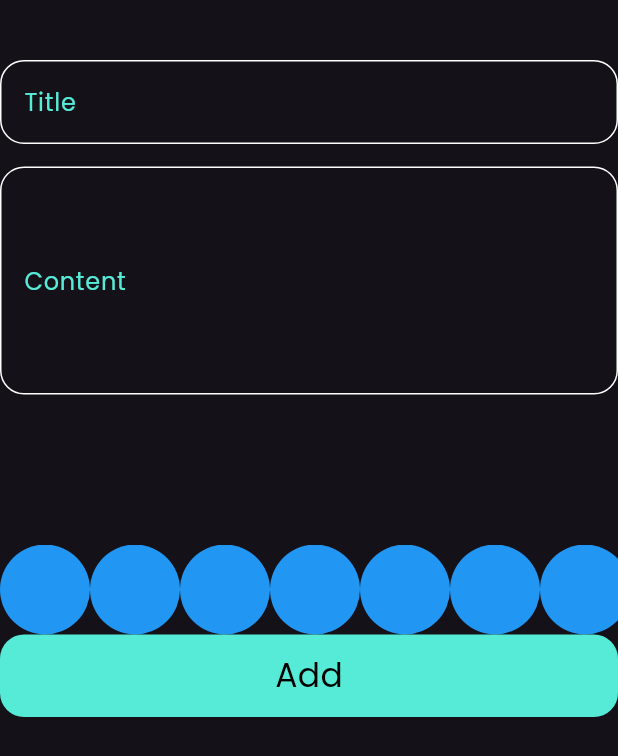
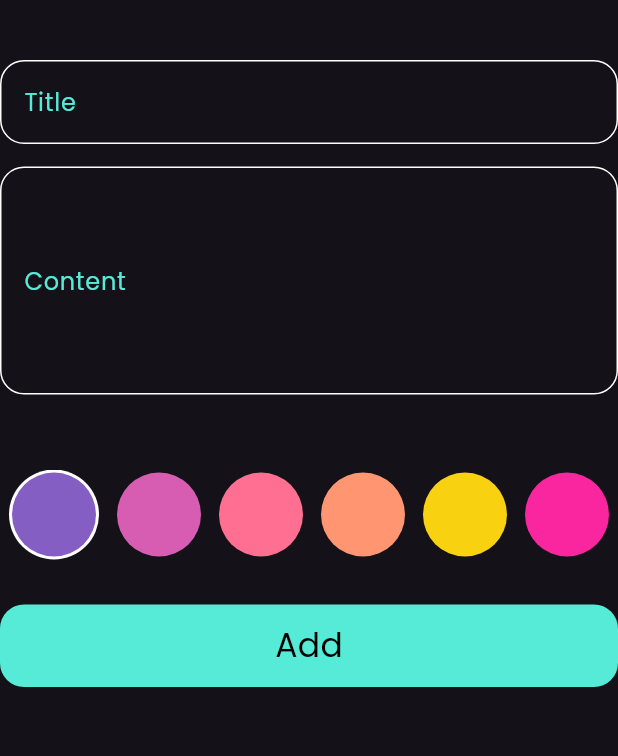
Before and after one commit to abdulrhmanhassan/note_app, a Flutter app: the AddNoteForm widget shown alone on an empty page, opened directly, on a phone screen of 412 x 824 dp. Shown: the top 756 px of the screen. Run offline on Flutter 3.47's test engine with Material 3 defaults, Android fonts, the phone set to English and light mode, and no system bars; our stand-ins replace bloc, flutter_bloc, hive, hive_flutter; accounts and stored records are empty.

Commit message:
colors list view part 2

```diff
--- a/lib/widgets/add_note_form.dart
+++ b/lib/widgets/add_note_form.dart
@@ -1,6 +1,5 @@
 import 'package:a/cubits/add_note_cubit/add_note_cubit.dart';
 import 'package:a/models/note_model.dart';
-import 'package:a/widgets/color_item.dart';
 import 'package:a/widgets/colors_list_view.dart';
 import 'package:flutter/material.dart';
 import 'package:flutter_bloc/flutter_bloc.dart';
@@ -53,11 +52,15 @@ class _AddNoteFormState extends State<AddNoteForm> {
             maxLine: 5,
           ),
           const SizedBox(
-            height: 100,
+            height: 50,
           ),
 
           //  List of Colors
           const ColorsListView(),
+
+          const SizedBox(
+            height: 30,
+          ),
 
           // Add button
           BlocBuilder<AddNoteCubit, AddNoteState>(
--- a/lib/widgets/color_item.dart
+++ b/lib/widgets/color_item.dart
@@ -1,13 +1,24 @@
 import 'package:flutter/material.dart';
 
 class ColorItem extends StatelessWidget {
-  const ColorItem({super.key});
+  const ColorItem({super.key, required this.isActive, required this.color});
 
+  final bool isActive;
+  final Color color;
   @override
   Widget build(BuildContext context) {
-    return const CircleAvatar(
-      radius: 30,
-      backgroundColor: Colors.blue,
-    );
+    return isActive
+        ? CircleAvatar(
+            radius: 30,
+            backgroundColor: Colors.white,
+            child: CircleAvatar(
+              radius: 28,
+              backgroundColor: color,
+            ),
+          )
+        : CircleAvatar(
+            radius: 28,
+            backgroundColor: color,
+          );
   }
 }
--- a/lib/widgets/colors_list_view.dart
+++ b/lib/widgets/colors_list_view.dart
@@ -2,18 +2,46 @@ import 'package:flutter/material.dart';
 
 import 'color_item.dart';
 
-class ColorsListView extends StatelessWidget {
+class ColorsListView extends StatefulWidget {
   const ColorsListView({super.key});
 
+  @override
+  State<ColorsListView> createState() => _ColorsListViewState();
+}
+
+class _ColorsListViewState extends State<ColorsListView> {
+  int currentIndex = 0;
+
+  List<Color> color = const [
+    Color(0xff845ec2),
+    Color(0xffd65db1),
+    Color(0xffff6f91),
+    Color(0xffff9671),
+    Color(0xfff8d210),
+    Color(0xfffa26a0),
+    Color(0xfff51720),
+  ];
   @override
   Widget build(BuildContext context) {
     return SizedBox(
       height: 30 * 2,
       child: ListView.builder(
         scrollDirection: Axis.horizontal,
-        itemCount: 10,
+        itemCount: color.length,
         itemBuilder: (context, index) {
-          return const ColorItem();
+          return Padding(
+            padding: const EdgeInsets.symmetric(horizontal: 6.0),
+            child: GestureDetector(
+              onTap: () {
+                currentIndex = index;
+                setState(() {});
+              },
+              child: ColorItem(
+                color: color[index],
+                isActive: currentIndex == index,
+              ),
+            ),
+          );
         },
       ),
     );
```
